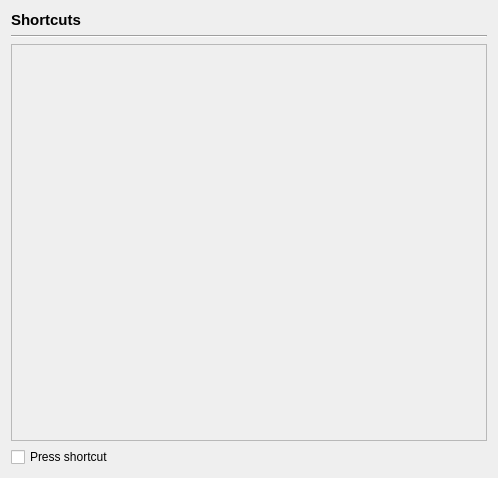
Qt form src/GUI/Shortcuts/GUI_Shortcuts.ui (return42/sayonara) before a commit.
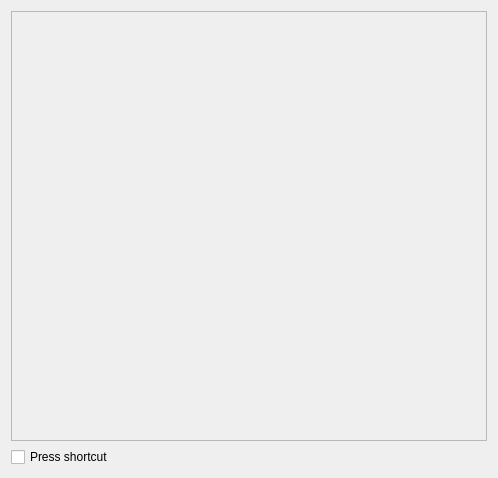
The same form after that commit.

```diff
--- a/src/GUI/Shortcuts/GUI_Shortcuts.ui
+++ b/src/GUI/Shortcuts/GUI_Shortcuts.ui
@@ -11,7 +11,7 @@
    </rect>
   </property>
   <layout class="QGridLayout" name="gridLayout">
-   <item row="4" column="0">
+   <item row="2" column="0">
     <widget class="QScrollArea" name="scrollArea">
      <property name="widgetResizable">
       <bool>true</bool>
@@ -21,8 +21,8 @@
        <rect>
         <x>0</x>
         <y>0</y>
-        <width>478</width>
-        <height>397</height>
+        <width>480</width>
+        <height>432</height>
        </rect>
       </property>
       <layout class="QVBoxLayout" name="verticalLayout_2">
@@ -60,33 +60,6 @@
      </item>
     </layout>
    </item>
-   <item row="1" column="0">
-    <widget class="QLabel" name="lab_title">
-     <property name="font">
-      <font>
-       <pointsize>11</pointsize>
-       <weight>75</weight>
-       <bold>true</bold>
-      </font>
-     </property>
-     <property name="focusPolicy">
-      <enum>Qt::ClickFocus</enum>
-     </property>
-     <property name="text">
-      <string>Shortcuts</string>
-     </property>
-    </widget>
-   </item>
-   <item row="2" column="0">
-    <widget class="Line" name="line">
-     <property name="focusPolicy">
-      <enum>Qt::ClickFocus</enum>
-     </property>
-     <property name="orientation">
-      <enum>Qt::Horizontal</enum>
-     </property>
-    </widget>
-   </item>
   </layout>
  </widget>
  <resources/>
```
Left out of the diff: 2 changed lines with no effect on the pictures.
